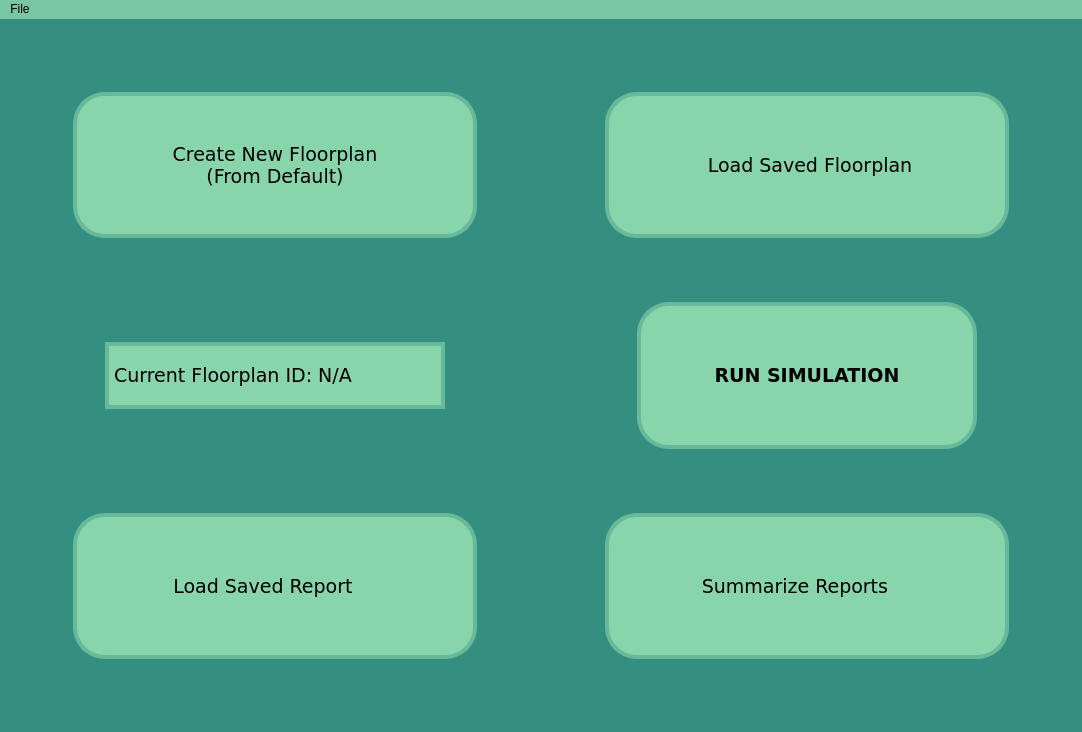
This is mainwindow.ui in mdelaune/RoboSim as Qt 5 draws it before an edit. The edited form follows.
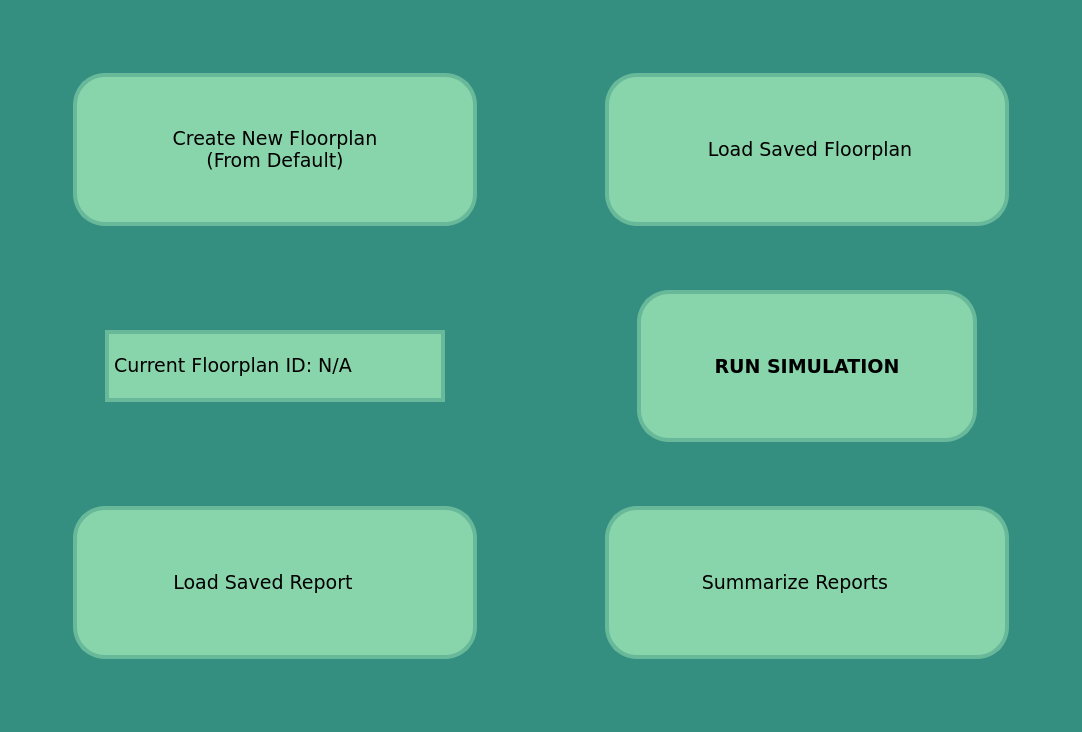
This is the edited form. Icons and pictures are not drawn.

What changed in the file:
```diff
--- a/mainwindow.ui
+++ b/mainwindow.ui
@@ -452,18 +452,12 @@
      <x>0</x>
      <y>0</y>
      <width>1082</width>
-     <height>26</height>
+     <height>22</height>
     </rect>
    </property>
    <property name="styleSheet">
     <string notr="true">background: rgba(120, 198, 163, 1);</string>
    </property>
-   <widget class="QMenu" name="menuFile">
-    <property name="title">
-     <string>File</string>
-    </property>
-   </widget>
-   <addaction name="menuFile"/>
   </widget>
  </widget>
  <resources/>
```
Left out of the diff: 36 changed lines with no effect on the pictures.
